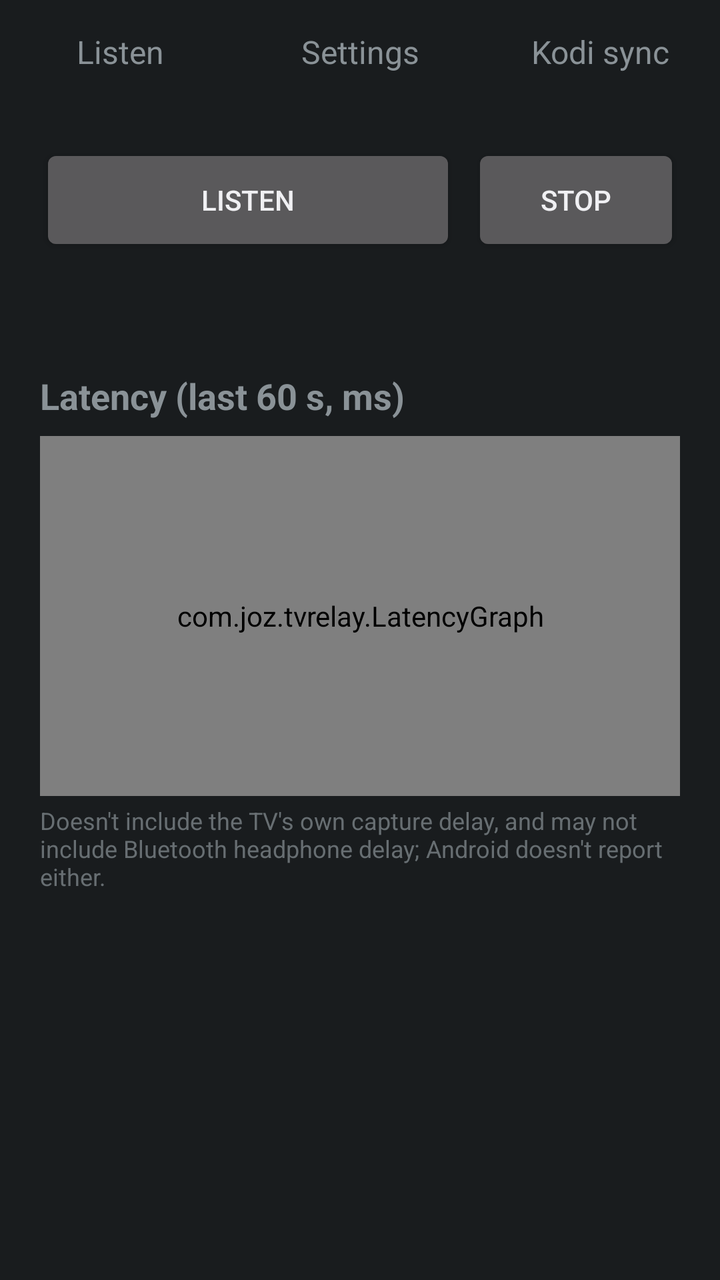
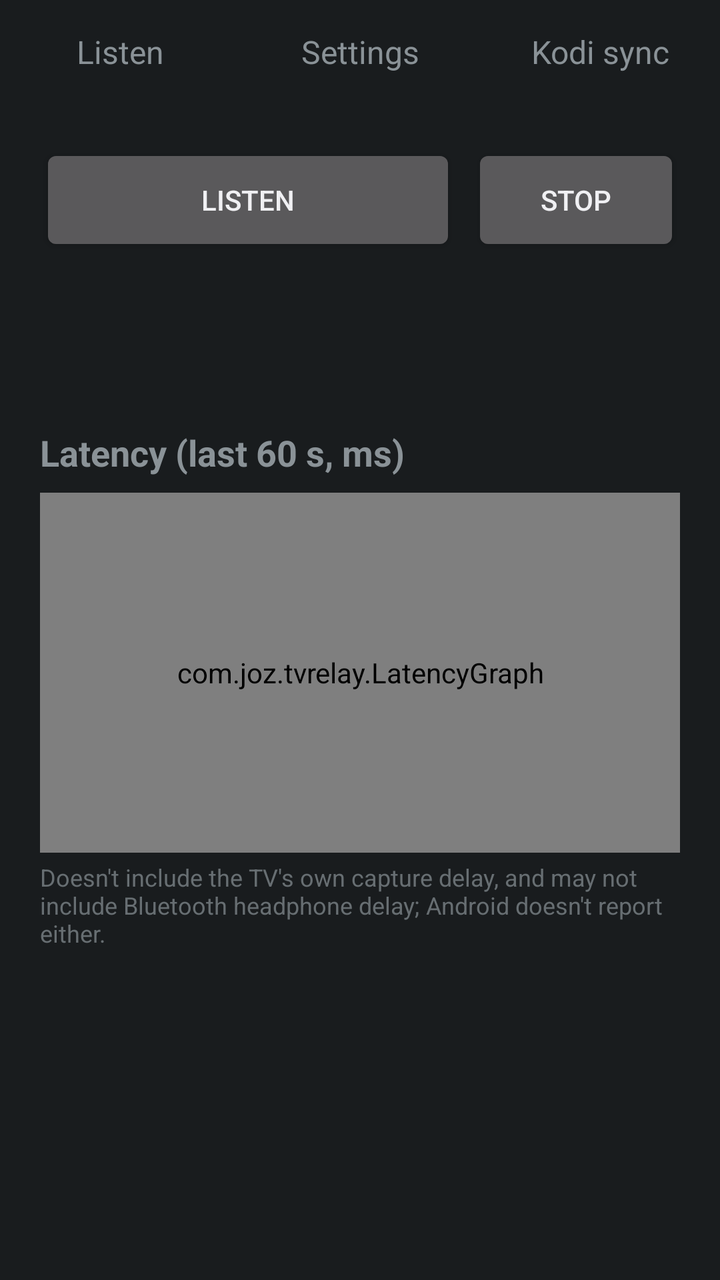

An Android layout rendered at two revisions. The XML below is the earlier revision; the diff shows what the commit changed to produce the second picture.
<!-- AndroidManifest.xml: application theme android:Theme.DeviceDefault -->
<!-- res/layout/activity_main.xml -->
<?xml version="1.0" encoding="utf-8"?>
<FrameLayout xmlns:android="http://schemas.android.com/apk/res/android"
    android:layout_width="match_parent"
    android:layout_height="match_parent">

    
    <TextView
        android:id="@+id/pipView"
        android:layout_width="match_parent"
        android:layout_height="match_parent"
        android:background="#1C1C1E"
        android:gravity="center"
        android:padding="8dp"
        android:textColor="#FFFFFF"
        android:textSize="20sp"
        android:visibility="gone" />

    <LinearLayout
        android:id="@+id/main"
        android:layout_width="match_parent"
        android:layout_height="match_parent"
        android:orientation="vertical">

        <LinearLayout
            android:layout_width="match_parent"
            android:layout_height="wrap_content"
            android:orientation="horizontal">

            <TextView android:id="@+id/tabListen" style="@style/Tab" android:text="Listen" />
            <TextView android:id="@+id/tabSettings" style="@style/Tab" android:text="Settings" />
            <TextView android:id="@+id/tabKodi" style="@style/Tab" android:text="Kodi sync" />
        </LinearLayout>

        <FrameLayout
            android:layout_width="match_parent"
            android:layout_height="0dp"
            android:layout_weight="1">

            <ScrollView
                android:id="@+id/pageListen"
                android:layout_width="match_parent"
                android:layout_height="match_parent">

                <LinearLayout
                    android:layout_width="match_parent"
                    android:layout_height="wrap_content"
                    android:orientation="vertical"
                    android:padding="20dp">

                    <LinearLayout
                        android:layout_width="match_parent"
                        android:layout_height="wrap_content"
                        android:orientation="horizontal">

                        <Button
                            android:id="@+id/receive"
                            android:layout_width="0dp"
                            android:layout_height="wrap_content"
                            android:layout_weight="2"
                            android:minHeight="56dp"
                            android:text="Listen" />

                        <Button
                            android:id="@+id/stop"
                            android:layout_width="0dp"
                            android:layout_height="wrap_content"
                            android:layout_marginLeft="8dp"
                            android:layout_weight="1"
                            android:minHeight="56dp"
                            android:text="Stop" />
                    </LinearLayout>

                    <TextView
                        android:id="@+id/status"
                        android:layout_width="match_parent"
                        android:layout_height="wrap_content"
                        android:layout_marginTop="16dp"
                        android:fontFamily="monospace"
                        android:textSize="13sp" />

                    <TextView
                        style="@style/SectionHeader"
                        android:text="Latency (last 60 s, ms)" />

                    <com.joz.tvrelay.LatencyGraph
                        android:id="@+id/graph"
                        android:layout_width="match_parent"
                        android:layout_height="180dp"
                        android:layout_marginTop="8dp" />

                    <TextView
                        android:layout_width="match_parent"
                        android:layout_height="wrap_content"
                        android:layout_marginTop="4dp"
                        android:alpha="0.7"
                        android:text="Doesn't include the TV's own capture delay, and may not include Bluetooth headphone delay; Android doesn't report either."
                        android:textSize="12sp" />

                    
                    <LinearLayout
                        android:id="@+id/listenExtras"
                        android:layout_width="match_parent"
                        android:layout_height="wrap_content"
                        android:layout_marginTop="16dp"
                        android:orientation="vertical" />
                </LinearLayout>
            </ScrollView>

            <ScrollView
                android:id="@+id/pageSettings"
                android:layout_width="match_parent"
                android:layout_height="match_parent"
                android:visibility="gone">

                <LinearLayout
                    android:id="@+id/settingsList"
                    android:layout_width="match_parent"
                    android:layout_height="wrap_content"
                    android:orientation="vertical"
                    android:padding="20dp" />
            </ScrollView>

            <ScrollView
                android:id="@+id/pageKodi"
                android:layout_width="match_parent"
                android:layout_height="match_parent"
                android:visibility="gone">

                <LinearLayout
                    android:id="@+id/kodiList"
                    android:layout_width="match_parent"
                    android:layout_height="wrap_content"
                    android:orientation="vertical"
                    android:padding="20dp" />
            </ScrollView>
        </FrameLayout>

        <TextView
            android:id="@+id/version"
            android:layout_width="wrap_content"
            android:layout_height="wrap_content"
            android:layout_gravity="end"
            android:background="?android:attr/selectableItemBackground"
            android:paddingLeft="12dp"
            android:paddingTop="6dp"
            android:paddingRight="12dp"
            android:paddingBottom="6dp"
            android:textSize="12sp" />
    </LinearLayout>
</FrameLayout>
<!-- resources referenced by this layout -->
<resources>
  <style name="SectionHeader">
          <item name="android:layout_width">match_parent</item>
          <item name="android:layout_height">wrap_content</item>
          <item name="android:layout_marginTop">24dp</item>
          <item name="android:textSize">18sp</item>
          <item name="android:textStyle">bold</item>
      </style>
  <style name="Tab">
          <item name="android:layout_width">0dp</item>
          <item name="android:layout_height">52dp</item>
          <item name="android:layout_weight">1</item>
          <item name="android:gravity">center</item>
          <item name="android:textSize">16sp</item>
          <item name="android:clickable">true</item>
          <item name="android:focusable">true</item>
          <item name="android:background">?android:attr/selectableItemBackground</item>
      </style>
</resources>

<!-- the commit's change to res/layout/activity_main.xml (unified diff, before → after) -->
@@ -70,13 +70,30 @@
                             android:text="Stop" />
                     </LinearLayout>
 
+                    
+                    <TextView
+                        android:id="@+id/tvState"
+                        android:layout_width="match_parent"
+                        android:layout_height="wrap_content"
+                        android:layout_marginTop="16dp"
+                        android:textSize="15sp"
+                        android:textStyle="bold" />
+
                     <TextView
                         android:id="@+id/status"
                         android:layout_width="match_parent"
                         android:layout_height="wrap_content"
-                        android:layout_marginTop="16dp"
+                        android:layout_marginTop="8dp"
                         android:fontFamily="monospace"
                         android:textSize="13sp" />
+
+                    
+                    <LinearLayout
+                        android:id="@+id/kodiQuick"
+                        android:layout_width="match_parent"
+                        android:layout_height="wrap_content"
+                        android:orientation="vertical"
+                        android:visibility="gone" />
 
                     <TextView
                         style="@style/SectionHeader"
